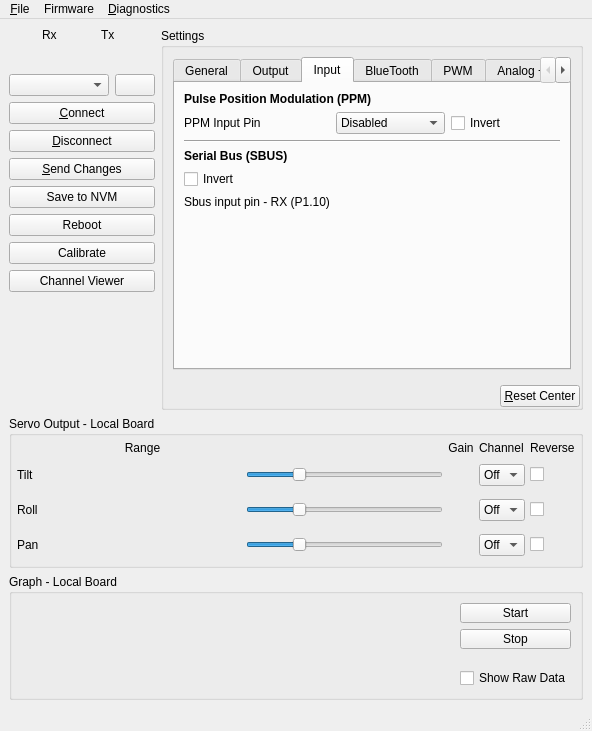
Old version of the form gui/src/mainwindow.ui in the repository dlktdr/HeadTracker.
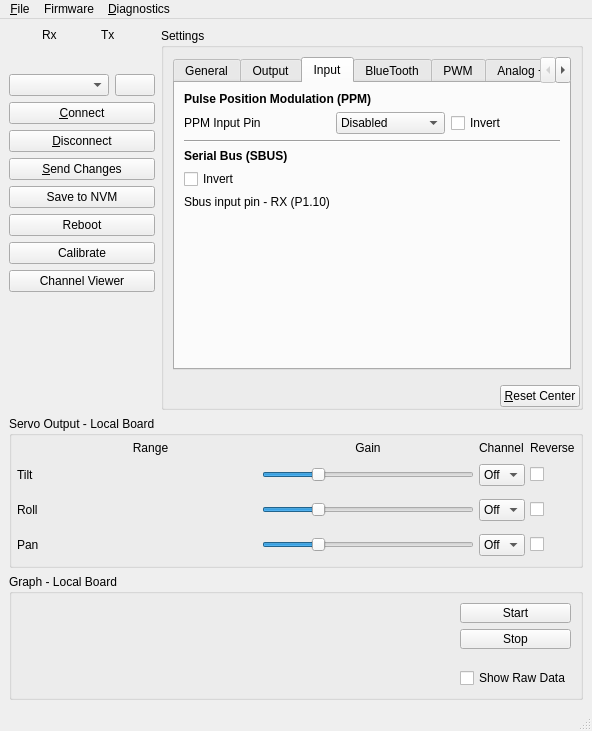
New version of the form. Icons and pictures are not drawn. Custom widgets are drawn as their Qt base class.

Commit message: Fix location of Gain label

```diff
--- a/gui/src/mainwindow.ui
+++ b/gui/src/mainwindow.ui
@@ -3261,7 +3261,7 @@
          </item>
         </widget>
        </item>
-       <item row="0" column="3">
+       <item row="0" column="2">
         <widget class="QLabel" name="label_20">
          <property name="sizePolicy">
           <sizepolicy hsizetype="Minimum" vsizetype="Preferred">
```
